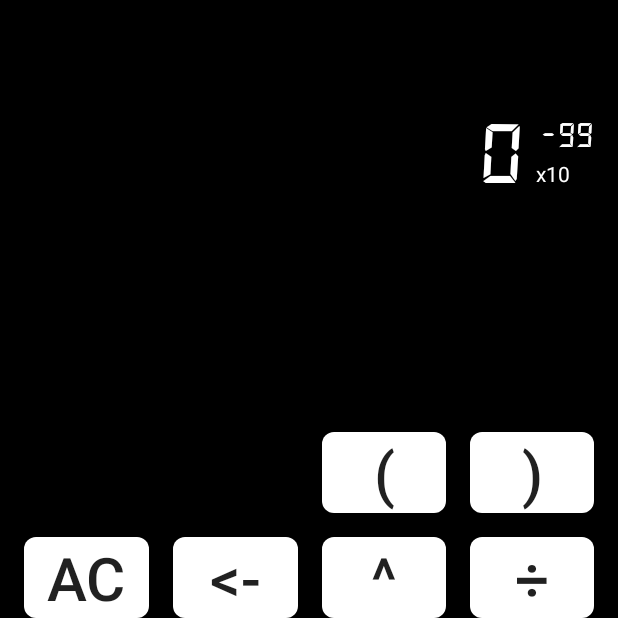
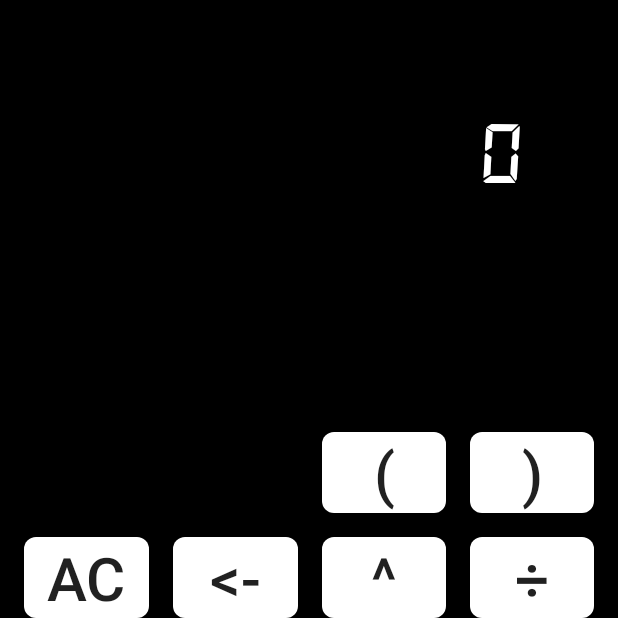
Before and after one commit to OscarMui/MyCalculator, an Android app: the screen it shows after launch (MainActivity), after a tap on an icon or button, on a phone screen of 412 x 824 dp, the top half of it. Run offline under Robolectric (Android 15) with nearby library versions, the phone set to English and light mode, and no system bars.

Commit message:
User usage optimisations

```diff
--- a/app/src/main/java/com/example/mycalculator/MainActivity.java
+++ b/app/src/main/java/com/example/mycalculator/MainActivity.java
@@ -6,6 +6,7 @@ import android.os.Bundle;
 import android.util.Log;
 import android.view.View;
 import android.widget.Button;
+import android.widget.HorizontalScrollView;
 import android.widget.TextView;
 import android.widget.Toast;
 
@@ -18,7 +19,8 @@ public class MainActivity extends AppCompatActivity{
 
 
     //Init variables (widgets)
-    TextView input,output,tenToThePower;
+    HorizontalScrollView inputScroll;
+    TextView input,output,timesTen, tenToThePower;
     Button open,close;
     Button cancel,backspace,exponential,divide;
     Button seven,eight,nine,multiply;
@@ -43,12 +45,16 @@ public class MainActivity extends AppCompatActivity{
         cancel.setOnClickListener(new View.OnClickListener(){
             public void onClick(View v){
                 input.setText("");
+                output.setText("0");
+                tenToThePower.setVisibility(View.INVISIBLE);
+                timesTen.setVisibility(View.INVISIBLE);
             }
         });
         backspace.setOnClickListener(new View.OnClickListener(){
             public void onClick(View v){
                 String text=input.getText().toString();
-                input.setText(text.substring(0,text.length()-1));
+                if(text.length()!=0)
+                    input.setText(text.substring(0,text.length()-1));
             }
         });
         changeColor.setOnClickListener(new View.OnClickListener(){
@@ -65,19 +71,35 @@ public class MainActivity extends AppCompatActivity{
                 try {
                     result=calculator.calculate(input.getText().toString());
                 }catch(Exception e){
+                    //Use a toast to show the error msg stated b4
                     Toast.makeText(MainActivity.this,e.getMessage(),Toast.LENGTH_SHORT).show();
+                    output.setText("ERR");
+                    tenToThePower.setVisibility(View.INVISIBLE);
+                    timesTen.setVisibility(View.INVISIBLE);
                     return;
                 }
 
                 //check whether they are integer or double
-
                 if(Math.abs(result)<Math.pow(10,9) && //If larger than 10^9, we would represent our number in exponential form
                         Math.abs(result - Math.floor(result))<0.0000000001 && //Check whether it is an integer, with a little tolerance
                         !Double.isInfinite(result)){ //Check whether double stores "Infinity"
                     output.setText(Integer.toString((int) result));
                 }else{
                     Log.d(TAG,Double.toString(result));
-                    output.setText(Double.toString(result));
+                    String text = Double.toString(result);
+                    if(text.contains("E")){
+                        //Separate the output with the magnitude&sign and exponent using string methods
+                        int ePos = text.indexOf('E');
+                        output.setText(text.substring(0,Math.min(ePos,11))); //A substring of 'text' starting from 0 (INCLUSIVE) to e (EXCLUSIVE)/10
+                        tenToThePower.setText(text.substring(ePos+1)); //A substring of 'text' starting from the position of e+1 (INCLUSIVE)
+                        tenToThePower.setVisibility(View.VISIBLE);
+                        timesTen.setVisibility(View.VISIBLE);
+                    }else{
+                        output.setText(text.substring(0,Math.min(text.length(),11)));
+                        tenToThePower.setVisibility(View.INVISIBLE);
+                        timesTen.setVisibility(View.INVISIBLE);
+                    }
+
 
                 }
 
@@ -92,8 +114,12 @@ public class MainActivity extends AppCompatActivity{
 
     private void initWidgets(){
         //import widgets
+        inputScroll = findViewById(R.id.inputScroll);
+
         input = findViewById(R.id.input);
         output = findViewById(R.id.output);
+        timesTen = findViewById(R.id.timesTen);
+
         tenToThePower = findViewById(R.id.tenToThePower);
         open = findViewById(R.id.open);
         close = findViewById(R.id.close);
@@ -185,6 +211,13 @@ public class MainActivity extends AppCompatActivity{
                 return;
             }
             input.setText(input.getText()+text);
+            //Need time to update the text, so a thread (runnable) is created to handle this event
+            inputScroll.postDelayed(new Runnable() {
+                @Override
+                public void run() {
+                    inputScroll.fullScroll(View.FOCUS_RIGHT);
+                }
+            },50);
         }
     };
 
--- a/app/src/main/res/drawable/round_button.xml
+++ b/app/src/main/res/drawable/round_button.xml
@@ -7,4 +7,5 @@
         android:topRightRadius="8dp"
         android:topLeftRadius="8dp"/>
 
+
 </shape>
--- a/app/src/main/res/layout/activity_main.xml
+++ b/app/src/main/res/layout/activity_main.xml
@@ -65,18 +65,20 @@
             android:textColor="#FFFFFF"
             android:textSize="50dp"
             app:layout_constraintBottom_toBottomOf="parent"
-            app:layout_constraintEnd_toStartOf="@+id/textView"
+            app:layout_constraintEnd_toStartOf="@+id/timesTen"
             app:layout_constraintTop_toBottomOf="@+id/inputScroll" />
 
         <TextView
-            android:id="@+id/textView"
+            android:id="@+id/timesTen"
             android:layout_width="wrap_content"
             android:layout_height="wrap_content"
             android:layout_marginTop="32dp"
             android:layout_marginEnd="24dp"
             android:text="x10"
+            android:textAlignment="viewEnd"
             android:textColor="#FFF"
             android:textSize="14dp"
+            android:visibility="invisible"
             app:layout_constraintEnd_toEndOf="parent"
             app:layout_constraintTop_toBottomOf="@+id/inputScroll" />
 
@@ -90,6 +92,7 @@
             android:text="-99"
             android:textColor="#FFF"
             android:textSize="20dp"
+            android:visibility="invisible"
             app:layout_constraintEnd_toEndOf="parent"
             app:layout_constraintTop_toBottomOf="@+id/inputScroll" />
 
```
